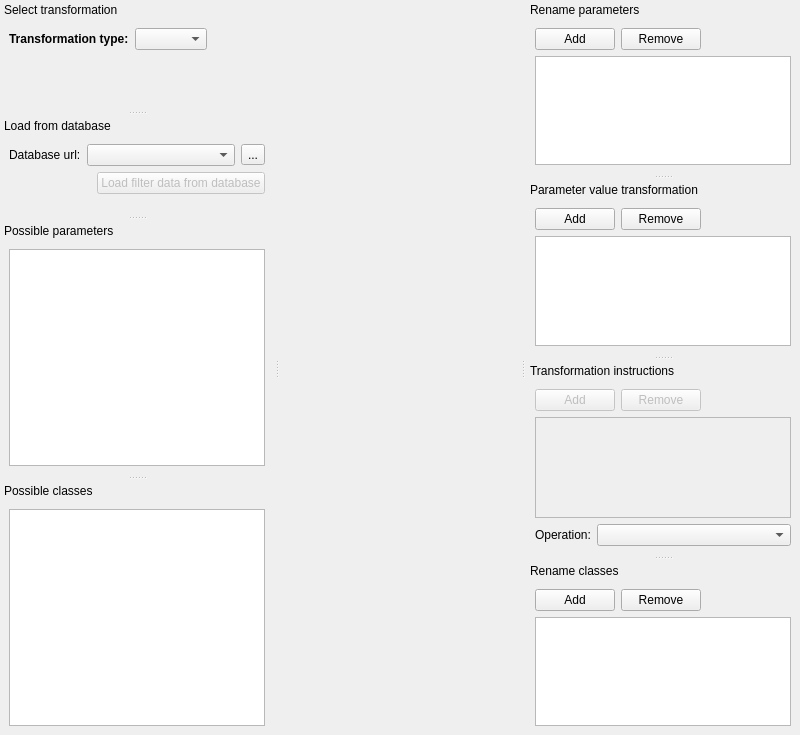
The window that spine_items/data_transformer/ui/specification_editor_widget.ui (spine-tools/spine-items) describes before a commit, drawn with Qt 5.
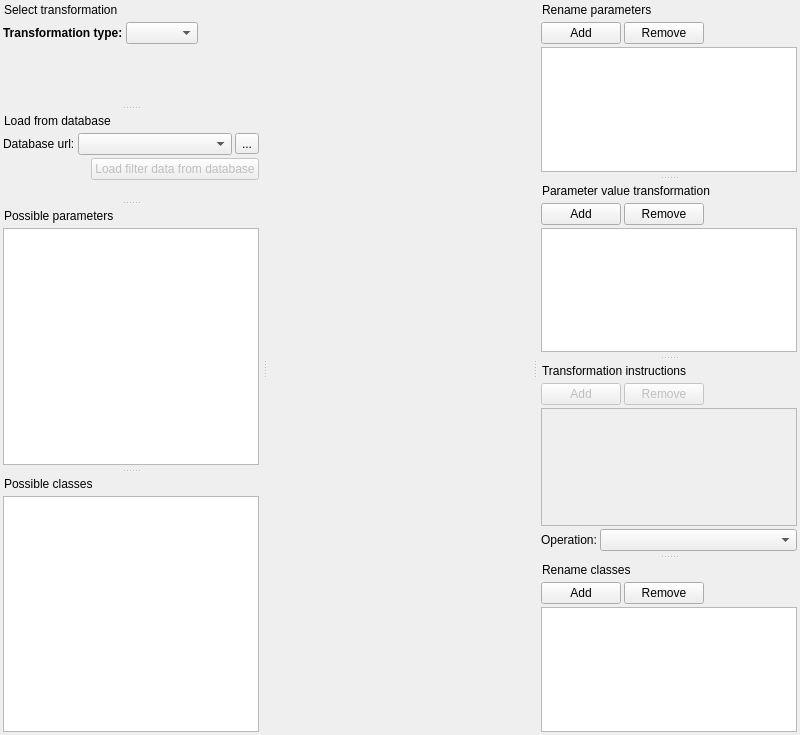
The same window after the commit. Icons and pictures are not drawn. Custom widgets are drawn as their Qt base class.

Commit message: Consistent layout margins across all spec editors and dockwidgets

The edit to the form file:
```diff
--- a/spine_items/data_transformer/ui/specification_editor_widget.ui
+++ b/spine_items/data_transformer/ui/specification_editor_widget.ui
@@ -38,6 +38,21 @@
    </attribute>
    <widget class="QWidget" name="dockWidgetContents">
     <layout class="QVBoxLayout" name="verticalLayout">
+     <property name="spacing">
+      <number>3</number>
+     </property>
+     <property name="leftMargin">
+      <number>3</number>
+     </property>
+     <property name="topMargin">
+      <number>3</number>
+     </property>
+     <property name="rightMargin">
+      <number>3</number>
+     </property>
+     <property name="bottomMargin">
+      <number>3</number>
+     </property>
      <item>
       <layout class="QHBoxLayout" name="horizontalLayout_3">
        <property name="leftMargin">
@@ -111,6 +126,21 @@
    </attribute>
    <widget class="QWidget" name="dockWidgetContents_2">
     <layout class="QVBoxLayout" name="verticalLayout_2">
+     <property name="spacing">
+      <number>3</number>
+     </property>
+     <property name="leftMargin">
+      <number>3</number>
+     </property>
+     <property name="topMargin">
+      <number>3</number>
+     </property>
+     <property name="rightMargin">
+      <number>3</number>
+     </property>
+     <property name="bottomMargin">
+      <number>3</number>
+     </property>
      <item>
       <layout class="QHBoxLayout" name="horizontalLayout_4">
        <item>
@@ -207,6 +237,21 @@
    </attribute>
    <widget class="QWidget" name="dockWidgetContents_3">
     <layout class="QVBoxLayout" name="verticalLayout_3">
+     <property name="spacing">
+      <number>3</number>
+     </property>
+     <property name="leftMargin">
+      <number>3</number>
+     </property>
+     <property name="topMargin">
+      <number>3</number>
+     </property>
+     <property name="rightMargin">
+      <number>3</number>
+     </property>
+     <property name="bottomMargin">
+      <number>3</number>
+     </property>
      <item>
       <widget class="ParameterTreeWidget" name="available_parameters_tree_view">
        <property name="dragEnabled">
@@ -243,6 +288,21 @@
    </attribute>
    <widget class="QWidget" name="dockWidgetContents_4">
     <layout class="QVBoxLayout" name="verticalLayout_4">
+     <property name="spacing">
+      <number>3</number>
+     </property>
+     <property name="leftMargin">
+      <number>3</number>
+     </property>
+     <property name="topMargin">
+      <number>3</number>
+     </property>
+     <property name="rightMargin">
+      <number>3</number>
+     </property>
+     <property name="bottomMargin">
+      <number>3</number>
+     </property>
      <item>
       <layout class="QHBoxLayout" name="horizontalLayout">
        <item>
@@ -302,6 +362,21 @@
    </attribute>
    <widget class="QWidget" name="dockWidgetContents_5">
     <layout class="QVBoxLayout" name="verticalLayout_5">
+     <property name="spacing">
+      <number>3</number>
+     </property>
+     <property name="leftMargin">
+      <number>3</number>
+     </property>
+     <property name="topMargin">
+      <number>3</number>
+     </property>
+     <property name="rightMargin">
+      <number>3</number>
+     </property>
+     <property name="bottomMargin">
+      <number>3</number>
+     </property>
      <item>
       <layout class="QHBoxLayout" name="horizontalLayout_2">
        <item>
@@ -367,6 +442,21 @@
    </attribute>
    <widget class="QWidget" name="dockWidgetContents_6">
     <layout class="QVBoxLayout" name="verticalLayout_6">
+     <property name="spacing">
+      <number>3</number>
+     </property>
+     <property name="leftMargin">
+      <number>3</number>
+     </property>
+     <property name="topMargin">
+      <number>3</number>
+     </property>
+     <property name="rightMargin">
+      <number>3</number>
+     </property>
+     <property name="bottomMargin">
+      <number>3</number>
+     </property>
      <item>
       <layout class="QHBoxLayout" name="horizontalLayout_6">
        <item>
@@ -440,6 +530,21 @@
    </attribute>
    <widget class="QWidget" name="dockWidgetContents_7">
     <layout class="QVBoxLayout" name="verticalLayout_7">
+     <property name="spacing">
+      <number>3</number>
+     </property>
+     <property name="leftMargin">
+      <number>3</number>
+     </property>
+     <property name="topMargin">
+      <number>3</number>
+     </property>
+     <property name="rightMargin">
+      <number>3</number>
+     </property>
+     <property name="bottomMargin">
+      <number>3</number>
+     </property>
      <item>
       <widget class="ClassTreeWidget" name="available_classes_tree_widget">
        <property name="dragEnabled">
@@ -479,6 +584,21 @@
    </attribute>
    <widget class="QWidget" name="dockWidgetContents_8">
     <layout class="QVBoxLayout" name="verticalLayout_8">
+     <property name="spacing">
+      <number>3</number>
+     </property>
+     <property name="leftMargin">
+      <number>3</number>
+     </property>
+     <property name="topMargin">
+      <number>3</number>
+     </property>
+     <property name="rightMargin">
+      <number>3</number>
+     </property>
+     <property name="bottomMargin">
+      <number>3</number>
+     </property>
      <item>
       <layout class="QHBoxLayout" name="horizontalLayout_7">
        <item>
```
The commit also changes 7 other files.
